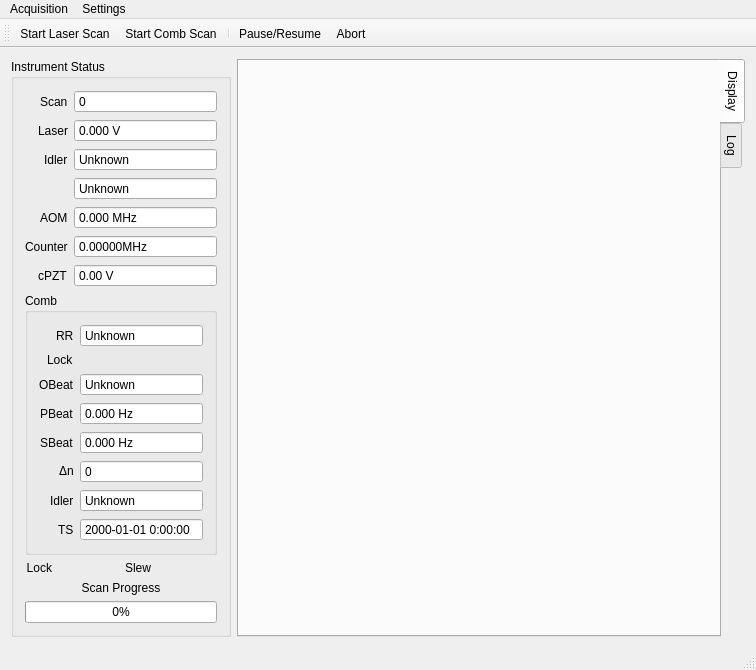
Above: mainwindow.ui from kncrabtree/nicerohms before the change. Below: the same form after it.
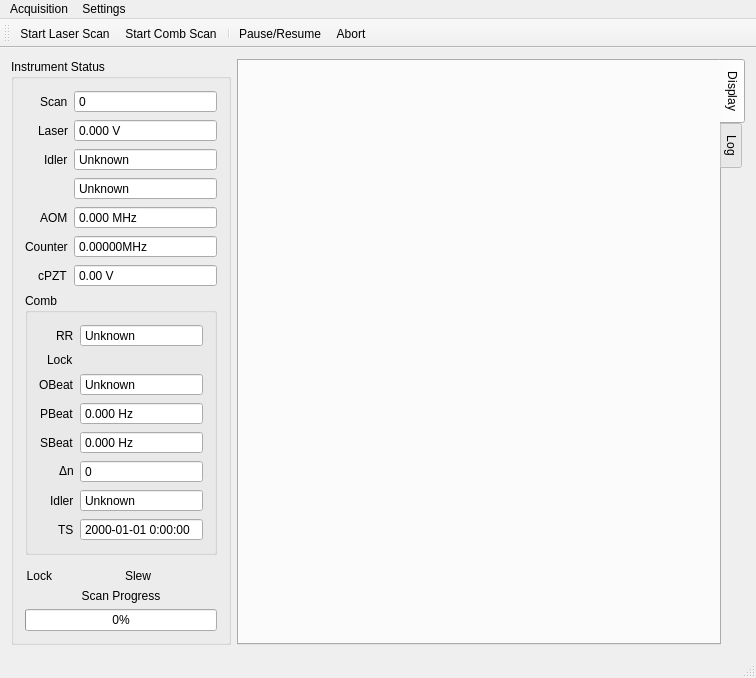
That is the form after the change. Icons and pictures are not drawn. Custom widgets are drawn as their Qt base class.

Patch:
```diff
--- a/mainwindow.ui
+++ b/mainwindow.ui
@@ -7,7 +7,7 @@
     <x>0</x>
     <y>0</y>
     <width>756</width>
-    <height>649</height>
+    <height>678</height>
    </rect>
   </property>
   <property name="windowTitle">
```
Left out of the diff: 2 changed lines with no effect on the pictures.
